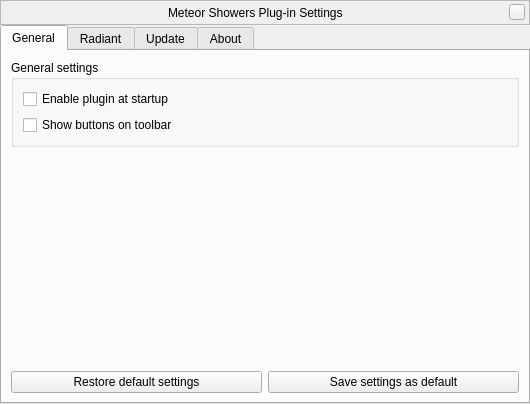
Above: plugins/MeteorShowers/src/gui/MSConfigDialog.ui from 519984307/stellarium_src before the change. Below: the same form after it.
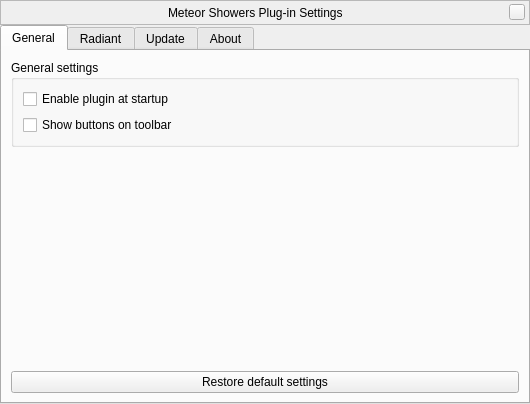
That is the form after the change. Custom widgets are drawn as their Qt base class.

Commit message:
removing the 'save' button
- now we always save everything automatically

Patch:
```diff
--- a/plugins/MeteorShowers/src/gui/MSConfigDialog.ui
+++ b/plugins/MeteorShowers/src/gui/MSConfigDialog.ui
@@ -205,19 +205,6 @@
            </property>
           </widget>
          </item>
-         <item>
-          <widget class="QPushButton" name="bSaveSettings">
-           <property name="sizePolicy">
-            <sizepolicy hsizetype="Expanding" vsizetype="Fixed">
-             <horstretch>0</horstretch>
-             <verstretch>0</verstretch>
-            </sizepolicy>
-           </property>
-           <property name="text">
-            <string>Save settings as default</string>
-           </property>
-          </widget>
-         </item>
         </layout>
        </item>
       </layout>
```
